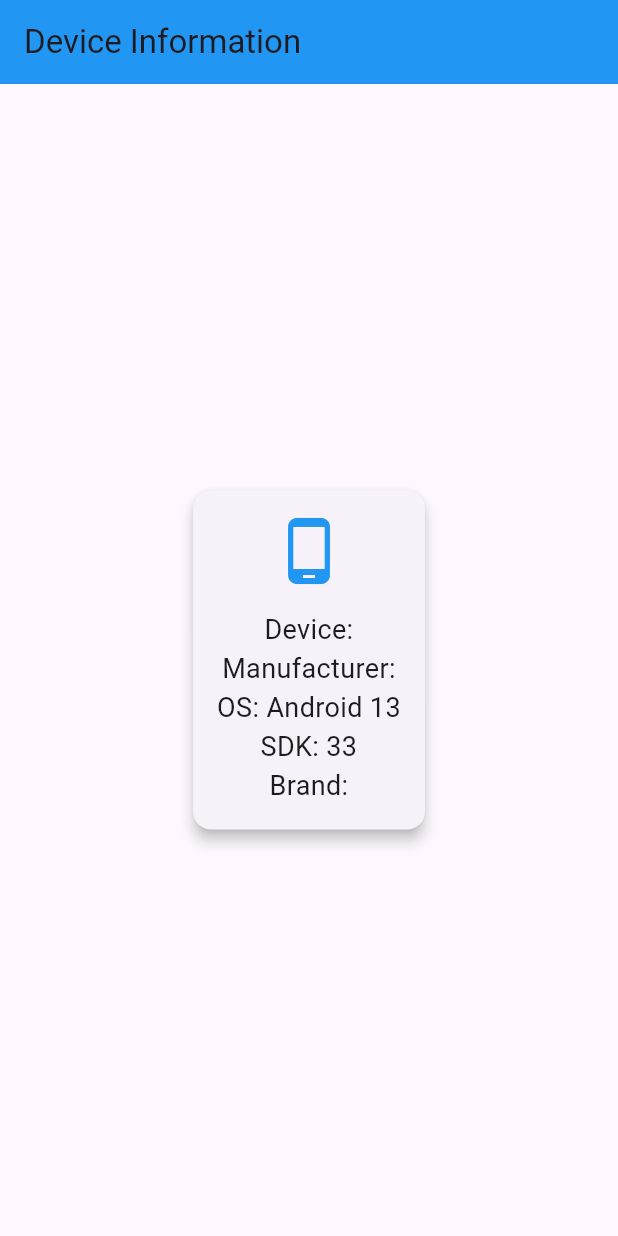
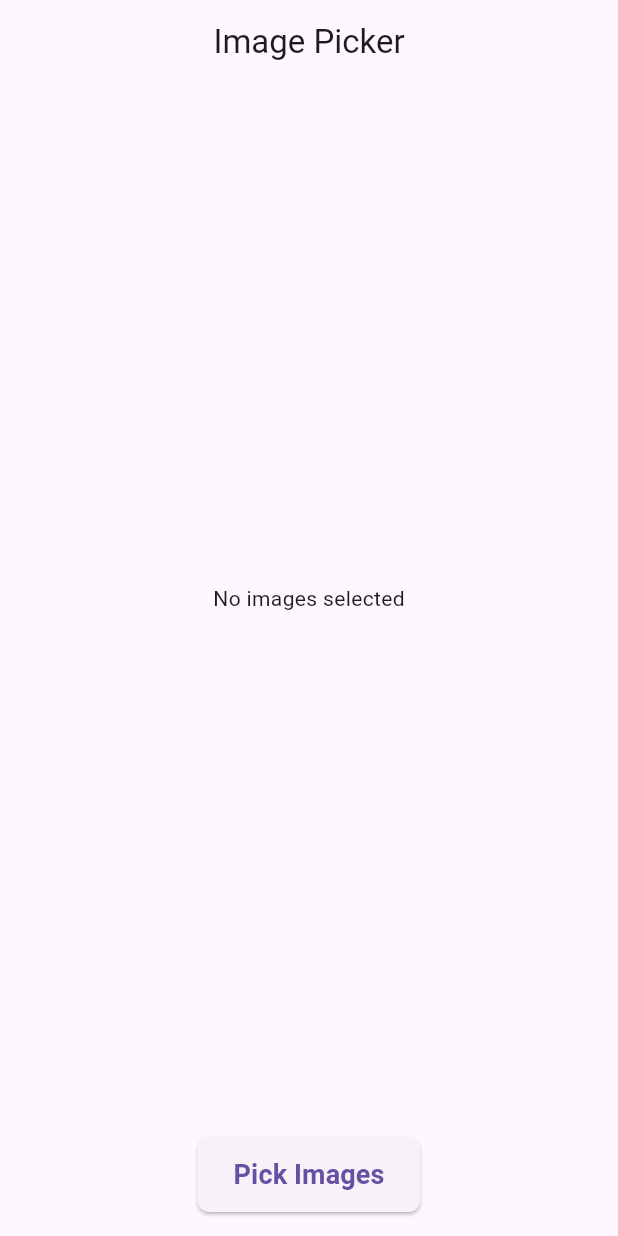
Before and after one commit to WinchesterxZ/device_features, a Flutter app: the screen it shows after launch, on a phone screen of 412 x 824 dp. Run offline on Flutter 3.47's test engine with Material 3 defaults, Android fonts, the phone set to English and light mode, and no system bars; our stand-ins replace image_picker.

Commit message:
gallery done

```diff
--- a/lib/device_model.dart
+++ /dev/null
@@ -1,90 +0,0 @@
-import 'package:flutter/material.dart';
-import 'package:device_info_plus/device_info_plus.dart';
-import 'dart:io' show Platform;
-
-class DeviceModel extends StatefulWidget {
-  const DeviceModel({super.key});
-
-  @override
-  State<DeviceModel> createState() => _DeviceModelState();
-}
-
-class _DeviceModelState extends State<DeviceModel> {
-  final DeviceInfoPlugin deviceInfo = DeviceInfoPlugin();
-  String _deviceInfo = 'Loading...';
-
-  @override
-  void initState() {
-    super.initState();
-    _getDeviceInfo();
-  }
-
-  Future<void> _getDeviceInfo() async {
-    try {
-      if (Platform.isAndroid) {
-        final androidInfo = await deviceInfo.androidInfo;
-        setState(() {
-          _deviceInfo = '''
-Device: ${androidInfo.model}
-Manufacturer: ${androidInfo.manufacturer}
-OS: Android ${androidInfo.version.release}
-SDK: ${androidInfo.version.sdkInt}
-Brand: ${androidInfo.brand}''';
-        });
-      } else if (Platform.isIOS) {
-        final iosInfo = await deviceInfo.iosInfo;
-        setState(() {
-          _deviceInfo = '''
-Device: ${iosInfo.model}
-OS: iOS ${iosInfo.systemVersion}
-Name: ${iosInfo.name}
-System Name: ${iosInfo.systemName}''';
-        });
-      }
-    } catch (e) {
-      if (mounted) {
-        setState(() {
-          _deviceInfo = '''
-Error getting device info
-Details: ${e.toString()}
-Note: If you're using an emulator, some device information might be limited.''';
-        });
-      }
-    }
-  }
-
-  @override
-  Widget build(BuildContext context) {
-    return Scaffold(
-      appBar: AppBar(
-        title: const Text('Device Information'),
-        backgroundColor: Colors.blue,
-      ),
-      body: Center(
-        child: Card(
-          elevation: 4,
-          margin: const EdgeInsets.all(16),
-          child: Padding(
-            padding: const EdgeInsets.all(16),
-            child: Column(
-              mainAxisSize: MainAxisSize.min,
-              children: [
-                const Icon(
-                  Icons.phone_android,
-                  size: 48,
-                  color: Colors.blue,
-                ),
-                const SizedBox(height: 16),
-                Text(
-                  _deviceInfo,
-                  style: const TextStyle(fontSize: 18),
-                  textAlign: TextAlign.center,
-                ),
-              ],
-            ),
-          ),
-        ),
-      ),
-    );
-  }
-}
--- a/lib/gallary_sceen.dart
+++ b/lib/gallary_sceen.dart
@@ -0,0 +1,81 @@
+import 'dart:io';
+
+import 'package:flutter/material.dart';
+import 'package:image_picker/image_picker.dart';
+
+class ImagePickerScreen extends StatefulWidget {
+  @override
+  _ImagePickerScreenState createState() => _ImagePickerScreenState();
+}
+
+class _ImagePickerScreenState extends State<ImagePickerScreen> {
+  final ImagePicker _picker = ImagePicker();
+  List<File> _images = [];
+
+  Future<void> _pickImages() async {
+    final List<XFile>? pickedFiles = await _picker.pickMultiImage();
+    if (pickedFiles != null) {
+      setState(() {
+        _images = pickedFiles.map((file) => File(file.path)).toList();
+      });
+    }
+  }
+
+  @override
+  Widget build(BuildContext context) {
+    return Scaffold(
+      appBar: AppBar(
+        title: Text('Image Picker'),
+        centerTitle: true,
+      ),
+      body: Column(
+        children: [
+          Expanded(
+            child: _images.isEmpty
+                ? Center(child: Text('No images selected'))
+                : ListView.builder(
+                    padding: EdgeInsets.all(8.0),
+                    itemCount: _images.length,
+                    itemBuilder: (context, index) {
+                      return Card(
+                        elevation: 4,
+                        shape: RoundedRectangleBorder(
+                          borderRadius: BorderRadius.circular(12),
+                        ),
+                        child: Padding(
+                          padding: const EdgeInsets.all(8.0),
+                          child: ClipRRect(
+                            borderRadius: BorderRadius.circular(8),
+                            child: Image.file(
+                              _images[index],
+                              fit: BoxFit.cover,
+                              height: 200,
+                              width: double.infinity,
+                            ),
+                          ),
+                        ),
+                      );
+                    },
+                  ),
+          ),
+          Padding(
+            padding: const EdgeInsets.all(16.0),
+            child: ElevatedButton(
+              onPressed: _pickImages,
+              style: ElevatedButton.styleFrom(
+                padding: EdgeInsets.symmetric(vertical: 12, horizontal: 24),
+                shape: RoundedRectangleBorder(
+                  borderRadius: BorderRadius.circular(8),
+                ),
+              ),
+              child: Text(
+                'Pick Images',
+                style: TextStyle(fontSize: 18, fontWeight: FontWeight.bold),
+              ),
+            ),
+          ),
+        ],
+      ),
+    );
+  }
+}
--- a/lib/main.dart
+++ b/lib/main.dart
@@ -1,6 +1,5 @@
 import 'package:device_fatures/gallary_sceen.dart';
 import 'package:flutter/material.dart';
-import 'package:device_fatures/device_model.dart';
 
 void main() {
   runApp(const MainApp());
@@ -11,6 +10,6 @@
 
   @override
   Widget build(BuildContext context) {
-    return MaterialApp(home: DeviceModel());
+    return MaterialApp(home: ImagePickerScreen());
   }
 }
```
Also changed, not shown: lib/map_Screen.dart (deleted).
